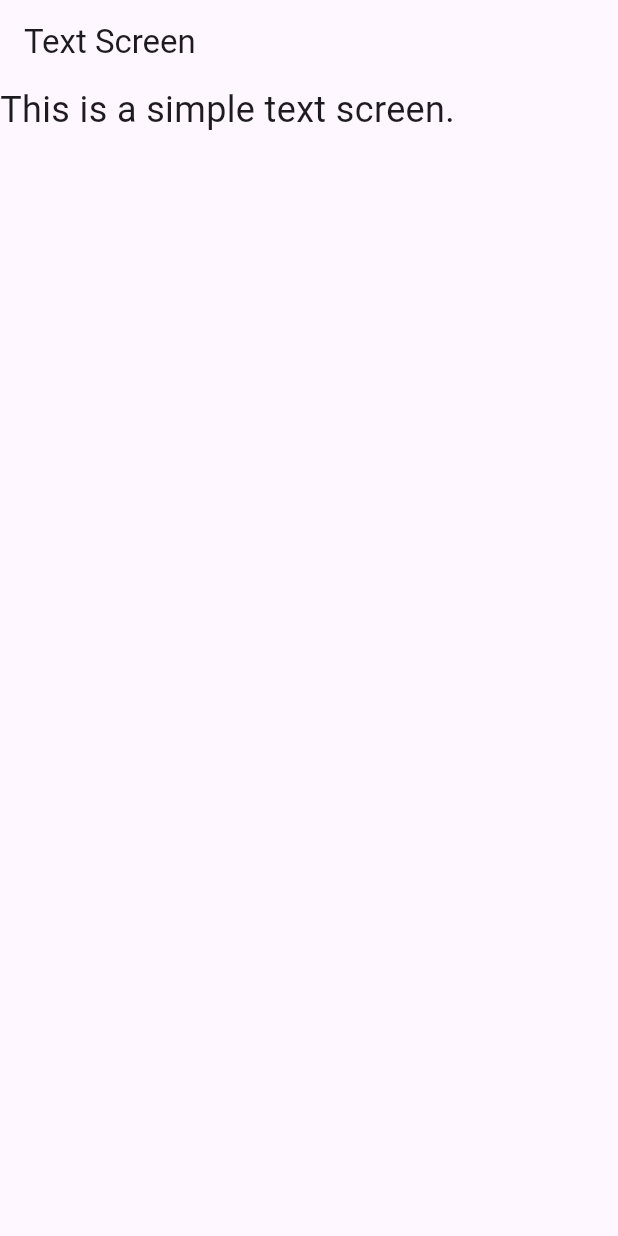
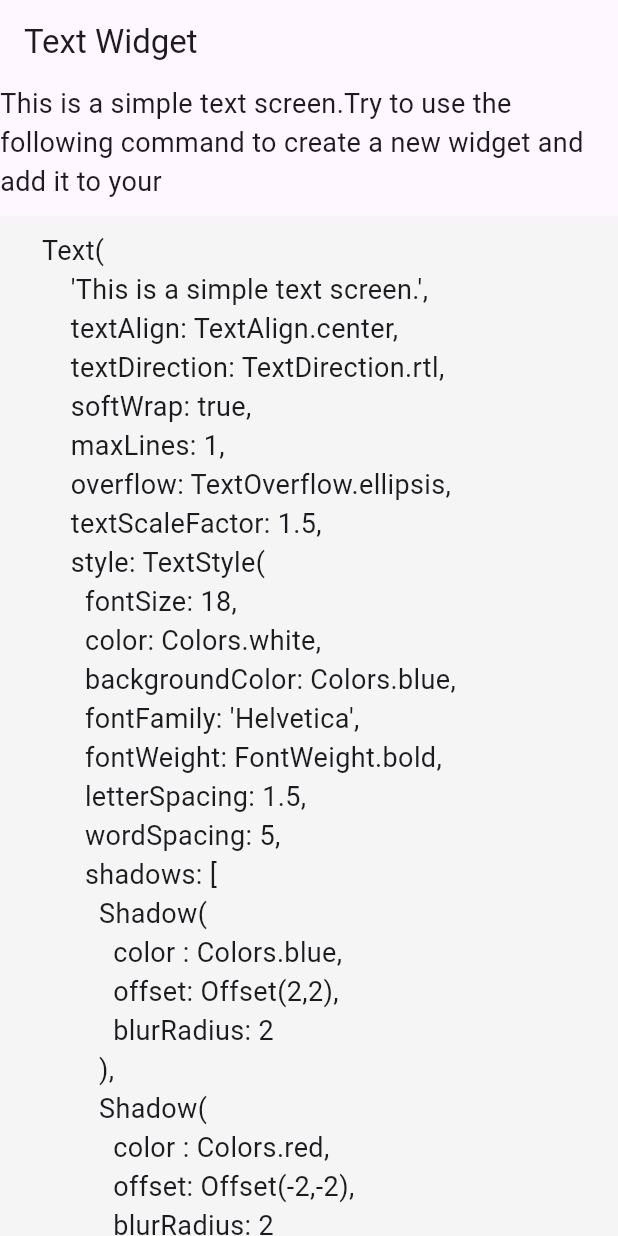
Before and after one commit to DevWithEasy/flutter-world, a Flutter app: the TextScreen screen opened directly, on a phone screen of 412 x 824 dp. Run offline on Flutter 3.47's test engine with Material 3 defaults, Android fonts, the phone set to English and light mode, and no system bars.

Commit message:
text add

```diff
--- a/lib/app/screen/Home.dart
+++ b/lib/app/screen/Home.dart
@@ -39,6 +39,8 @@ import 'package:flutter_world/app/screen/layout/TextFieldScreen.dart';
 import 'package:flutter_world/app/screen/layout/WrapScreen.dart';
 
 class HomeScreen extends StatefulWidget {
+  const HomeScreen({super.key});
+
   @override
   State<HomeScreen> createState() => _HomeScreenState();
 }
--- a/lib/app/screen/TextScreen.dart
+++ b/lib/app/screen/TextScreen.dart
@@ -7,12 +7,78 @@ class TextScreen extends StatelessWidget {
   Widget build(BuildContext context) {
     return Scaffold(
       appBar: AppBar(
-        title: Text('Text Screen'),
+        title: Text('Text Widget'),
       ),
-      body: Text(
-        'This is a simple text screen.',
-        style: TextStyle(fontSize: 24),
-      ),
+      body: ListView(children: [
+        Text(
+            'This is a simple text screen.Try to use the following command to create a new widget and add it to your',
+            // textAlign: TextAlign.center,
+            // textDirection: TextDirection.rtl,
+            // softWrap: true,
+            // maxLines: 1,
+            // overflow: TextOverflow.ellipsis,
+            // textScaleFactor: 1.5,
+            style: TextStyle(
+              fontSize: 18,
+              // color: Colors.white,
+              // backgroundColor: Colors.blue,
+              // fontFamily: 'Helvetica',
+              // fontWeight: FontWeight.bold,
+              // letterSpacing: 1.5,
+              // wordSpacing: 5,
+              // shadows: [
+              //   Shadow(
+              //     color : Colors.blue,
+              //     offset: Offset(2,2),
+              //     blurRadius: 2
+              //   ),
+              //   Shadow(
+              //     color : Colors.red,
+              //     offset: Offset(-2,-2),
+              //     blurRadius: 2
+              //   )
+              // ]
+            )),
+        SizedBox(height: 10),
+        Container(
+          padding: EdgeInsets.only(top: 10),
+          color: Colors.grey.shade100,
+          child: Text(
+            '''
+      Text(
+          'This is a simple text screen.',
+          textAlign: TextAlign.center,
+          textDirection: TextDirection.rtl,
+          softWrap: true,
+          maxLines: 1,
+          overflow: TextOverflow.ellipsis,
+          textScaleFactor: 1.5,
+          style: TextStyle(
+            fontSize: 18,
+            color: Colors.white,
+            backgroundColor: Colors.blue,
+            fontFamily: 'Helvetica',
+            fontWeight: FontWeight.bold,
+            letterSpacing: 1.5,
+            wordSpacing: 5,
+            shadows: [
+              Shadow(
+                color : Colors.blue,
+                offset: Offset(2,2),
+                blurRadius: 2
+              ),
+              Shadow(
+                color : Colors.red,
+                offset: Offset(-2,-2),
+                blurRadius: 2
+              )
+            ]
+          )),
+        ''',
+            style: TextStyle(fontSize: 18),
+          ),
+        )
+      ]),
     );
   }
 }
```
